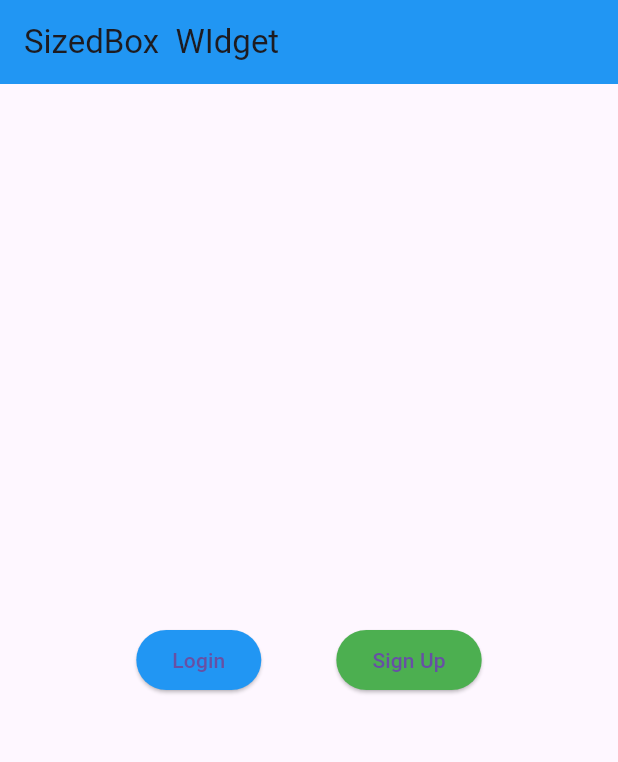
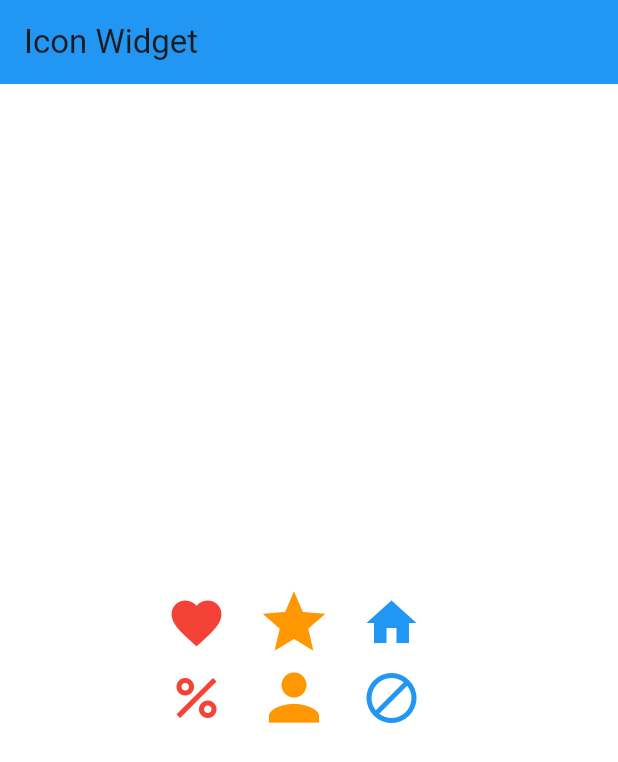
Before and after one commit to Gulshid/Flutter-Shorts-, a Flutter app: the screen it shows after launch, on a phone screen of 412 x 824 dp. Shown: the top 762 px of the screen. Run offline on Flutter 3.47's test engine with Material 3 defaults, Android fonts, the phone set to English and light mode, and no system bars.

Commit message:
icons widget done

```diff
--- /dev/null
+++ b/shorts/lib/ Basic Flutter Widgets/icons_widget.dart
@@ -0,0 +1,52 @@
+import 'package:flutter/material.dart';
+
+class IconsWidget extends StatefulWidget {
+  const IconsWidget({super.key});
+
+  @override
+  State<IconsWidget> createState() => _IconsWidgetState();
+}
+
+class _IconsWidgetState extends State<IconsWidget> {
+  @override
+  Widget build(BuildContext context) {
+    return Scaffold(
+      backgroundColor: Colors.white,
+      appBar: AppBar(title: Text("Icon Widget"), backgroundColor: Colors.blue),
+      body: Center(
+        child: Column(
+          mainAxisAlignment: MainAxisAlignment.center,
+          children: [
+            Row(
+              mainAxisSize: MainAxisSize.min,
+              children: [
+                Icon(Icons.favorite, color: Colors.red, size: 40),
+                SizedBox(width: 20),
+
+                Icon(Icons.star, color: Colors.orange, size: 50),
+                SizedBox(width: 20),
+
+                Icon(Icons.home, color: Colors.blue, size: 40),
+                SizedBox(width: 20),
+              ],
+            ),
+
+            Row(
+              mainAxisSize: MainAxisSize.min,
+              children: [
+                Icon(Icons.percent, color: Colors.red, size: 40),
+                SizedBox(width: 20),
+
+                Icon(Icons.person, color: Colors.orange, size: 50),
+                SizedBox(width: 20),
+
+                Icon(Icons.dnd_forwardslash, color: Colors.blue, size: 40),
+                SizedBox(width: 20),
+              ],
+            ),
+          ],
+        ),
+      ),
+    );
+  }
+}
--- a/shorts/lib/main.dart
+++ b/shorts/lib/main.dart
@@ -1,5 +1,5 @@
 import 'package:flutter/material.dart';
-import 'package:shorts/%20Basic%20Flutter%20Widgets/sizedbox_widget.dart';
+import 'package:shorts/%20Basic%20Flutter%20Widgets/icons_widget.dart';
 
 void main() {
   runApp(const MyApp());
@@ -10,6 +10,6 @@ class MyApp extends StatelessWidget {
 
   @override
   Widget build(BuildContext context) {
-    return MaterialApp(debugShowCheckedModeBanner: false, home: SizedboxWidget());
+    return MaterialApp(debugShowCheckedModeBanner: false, home: IconsWidget());
   }
 }
```
